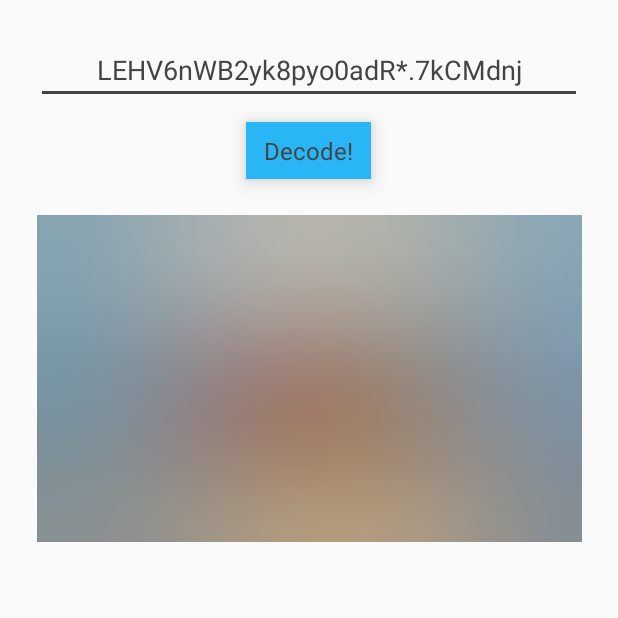
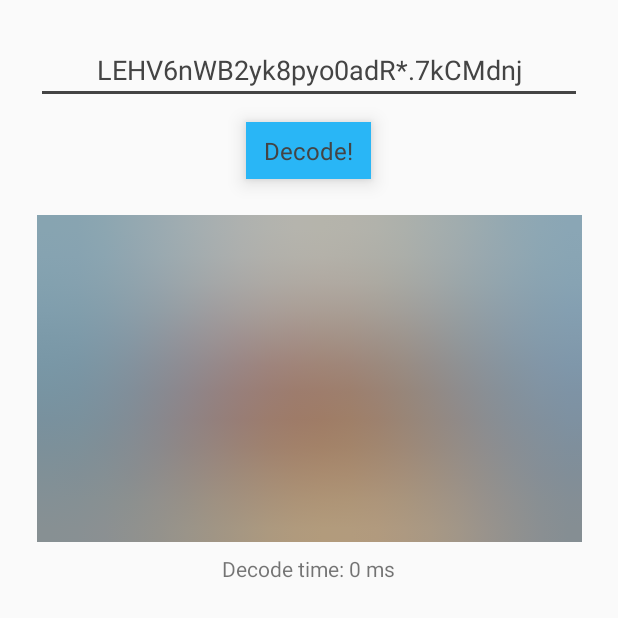
Before and after one commit to woltapp/blurhash, an Android app: the screen it shows after launch (MainActivity), after a tap on "Decode!", on a phone screen of 412 x 824 dp, the top half of it. Run offline under Robolectric (Android 15) with nearby library versions, the phone set to English and light mode, and no system bars.

Commit message:
added decode time in demo screen

```diff
--- a/Kotlin/demo/src/main/java/com/wolt/blurhashapp/MainActivity.kt
+++ b/Kotlin/demo/src/main/java/com/wolt/blurhashapp/MainActivity.kt
@@ -1,12 +1,13 @@
 package com.wolt.blurhashapp
 
 import android.os.Bundle
+import android.os.SystemClock
 import android.view.View
 import android.widget.EditText
 import android.widget.ImageView
-import android.widget.TextView
 import androidx.appcompat.app.AppCompatActivity
 import com.wolt.blurhashkt.BlurHashDecoder
+import kotlinx.android.synthetic.main.activity_main.*
 
 class MainActivity : AppCompatActivity() {
 
@@ -16,8 +17,11 @@ class MainActivity : AppCompatActivity() {
         val etInput: EditText = findViewById(R.id.etInput)
         val ivResult: ImageView = findViewById(R.id.ivResult)
         findViewById<View>(R.id.tvDecode).setOnClickListener {
+            val start = SystemClock.elapsedRealtime()
             val bitmap = BlurHashDecoder.decode(etInput.text.toString(), 20, 12)
+            val time = SystemClock.elapsedRealtime() - start
             ivResult.setImageBitmap(bitmap)
+            ivResultMs.text = "Decode time: $time ms"
         }
     }
 
--- a/Kotlin/demo/src/main/res/layout/activity_main.xml
+++ b/Kotlin/demo/src/main/res/layout/activity_main.xml
@@ -1,5 +1,6 @@
 <?xml version="1.0" encoding="utf-8"?>
 <LinearLayout xmlns:android="http://schemas.android.com/apk/res/android"
+    xmlns:tools="http://schemas.android.com/tools"
     android:layout_width="match_parent"
     android:layout_height="match_parent"
     android:orientation="vertical"
@@ -40,4 +41,12 @@
         android:layout_marginTop="24dp"
         android:adjustViewBounds="true" />
 
+    <TextView
+        android:id="@+id/ivResultMs"
+        android:layout_width="wrap_content"
+        android:layout_height="wrap_content"
+        android:layout_gravity="center"
+        android:layout_marginTop="8dp"
+        tools:text="0 ms" />
+
 </LinearLayout>
--- a/Kotlin/lib/src/main/java/com/wolt/blurhashkt/BlurHashDecoder.kt
+++ b/Kotlin/lib/src/main/java/com/wolt/blurhashkt/BlurHashDecoder.kt
@@ -9,6 +9,7 @@ import kotlin.math.withSign
 
 // this is to optimize the number of calculations for "Math.cos()",
 // is is slow and for many images with same size it can be cached, improving performance.
+// the improvement can be noticed with images bigger than 80x80
 private const val USE_CACHE_FOR_MATH_COS = true
 
 object BlurHashDecoder {
```
